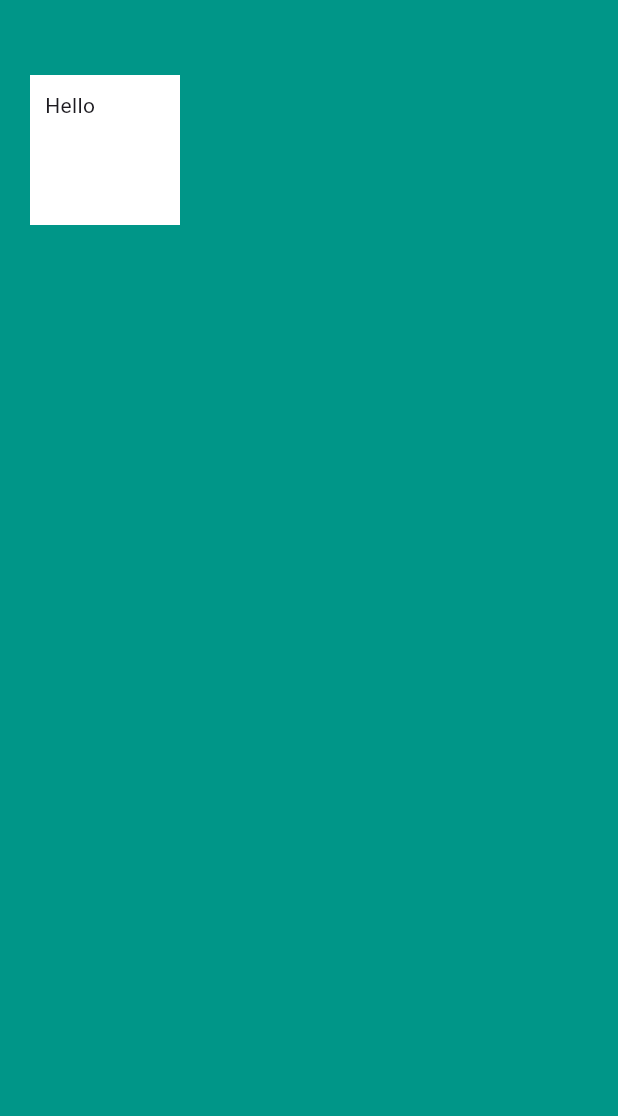
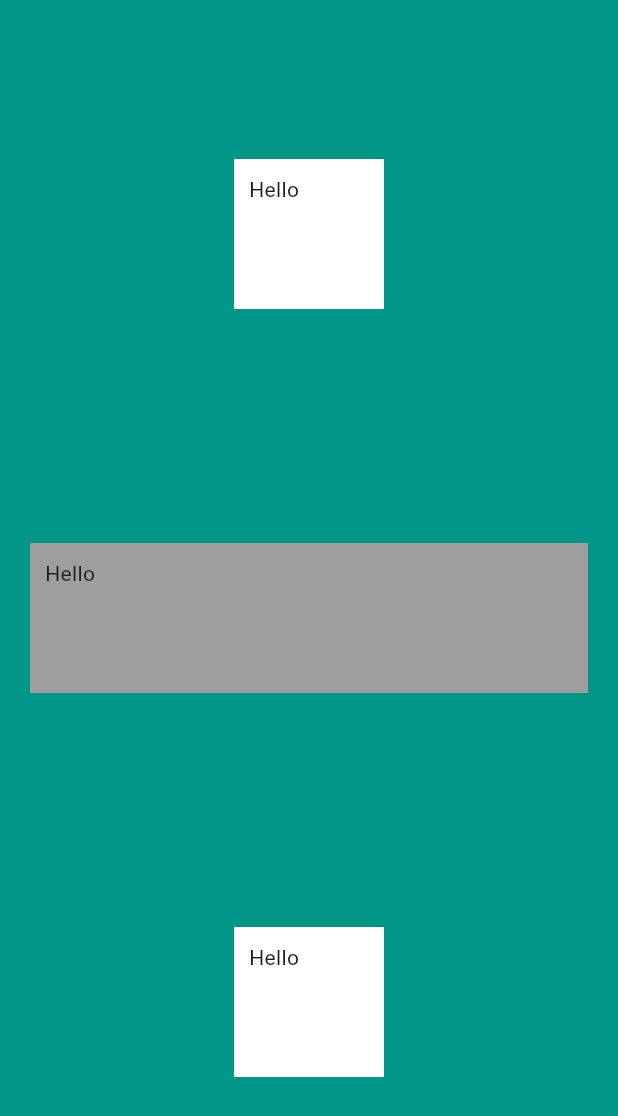
Before and after one commit to rounakkole/mi_card_flutter, a Flutter app: the screen it shows after launch, on a phone screen of 412 x 824 dp. Shown: the top 1116 px of the screen. Run offline on Flutter 3.47's test engine with Material 3 defaults, Android fonts, the phone set to English and light mode, and no system bars.

Commit message:
added: column

```diff
--- a/lib/main.dart
+++ b/lib/main.dart
@@ -12,7 +12,11 @@ class MyApp extends StatelessWidget {
       home: Scaffold(
         backgroundColor: Colors.teal,
         body: SafeArea(
-            child: Container(
+            child: Column(
+              //mainAxisSize: MainAxisSize.min,
+              mainAxisAlignment: MainAxisAlignment.spaceEvenly,
+              children: [
+                Container(
                 height: 100,
                 width: 100,
                 //margin: EdgeInsets.all(50), //outside
@@ -20,7 +24,30 @@ class MyApp extends StatelessWidget {
                 padding: EdgeInsets.all(10), //inside
                 color: Colors.white,
                 child: Text('Hello'), //container have only 1 child
-            )),
+                ),
+
+                Container(
+                  height: 100,
+                  width: double.infinity,
+                  //margin: EdgeInsets.all(50), //outside
+                  margin: EdgeInsets.symmetric(vertical: 50, horizontal: 20),
+                  padding: EdgeInsets.all(10), //inside
+                  color: Colors.grey,
+                  child: Text('Hello'), //container have only 1 child
+                ),
+
+                Container(
+                  height: 100,
+                  width: 100,
+                  //margin: EdgeInsets.all(50), //outside
+                  margin: EdgeInsets.symmetric(vertical: 50, horizontal: 20),
+                  padding: EdgeInsets.all(10), //inside
+                  color: Colors.white,
+                  child: Text('Hello'), //container have only 1 child
+                ),
+              ],
+            )
+        )
       ),
     );
   }
```
Also changed, not shown: added_column.jpg (added), 1 other file. Lines whose indentation alone changed are shown as unchanged.
